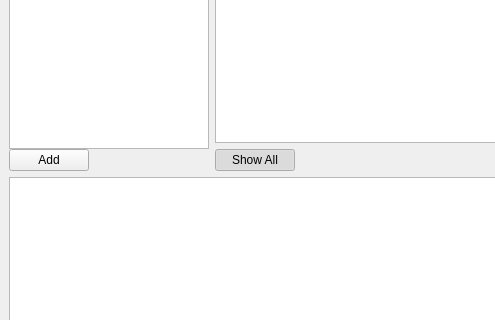
The window that mainwindow.ui (eloranta/VibeFood) describes before a commit, drawn with Qt 5; both pictures show x 0 to 495 and y 130 to 450 of the 800 by 630 pixel window.
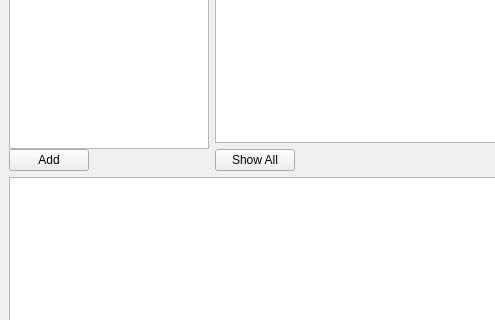
The same window after the commit.

Commit message: fix show all button

Diff of the .ui file:
```diff
--- a/mainwindow.ui
+++ b/mainwindow.ui
@@ -111,7 +111,7 @@
              <bool>true</bool>
             </property>
             <property name="checked">
-             <bool>true</bool>
+             <bool>false</bool>
             </property>
            </widget>
           </item>
```
